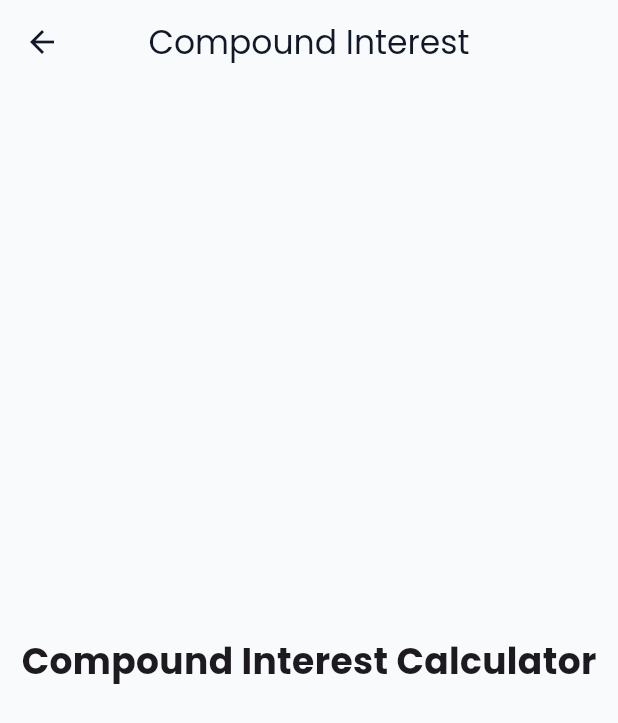
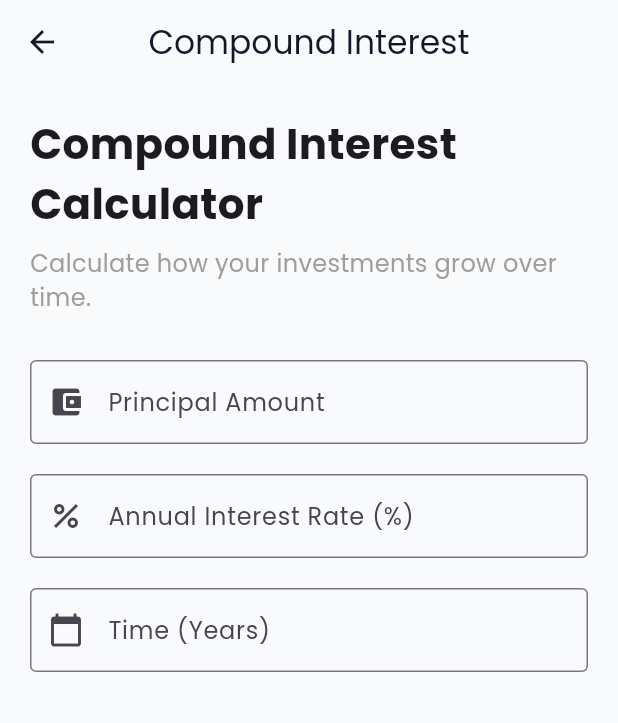
Before and after one commit to tanishgurjar3113-coder/econlab-lite, a Flutter app: the CompoundInterestScreen screen opened directly, on a phone screen of 412 x 824 dp. Shown: the top 723 px of the screen. Run offline on Flutter 3.47's test engine with Material 3 defaults, Android fonts, the phone set to English and light mode, and no system bars; our stand-ins replace google_fonts.

Commit message:
Added initial compound interest calculator UI

```diff
--- a/lib/screens/compound_interest/compound_interest_screen.dart
+++ b/lib/screens/compound_interest/compound_interest_screen.dart
@@ -1,7 +1,30 @@
 import 'package:flutter/material.dart';
 
-class CompoundInterestScreen extends StatelessWidget {
+class CompoundInterestScreen extends StatefulWidget {
   const CompoundInterestScreen({super.key});
+
+  @override
+  State<CompoundInterestScreen> createState() => _CompoundInterestScreenState();
+}
+
+class _CompoundInterestScreenState extends State<CompoundInterestScreen> {
+
+  //Controllers
+  final TextEditingController principalController = TextEditingController();
+  final TextEditingController rateController = TextEditingController();
+  final TextEditingController timeController = TextEditingController();
+
+  double futureValue = 0.0;
+
+  int frequency = 1;
+
+  @override
+  void dispose() {
+    principalController.dispose();
+    rateController.dispose();
+    timeController.dispose();
+    super.dispose();
+  }
 
   @override
   Widget build(BuildContext context) {
@@ -9,13 +32,69 @@ class CompoundInterestScreen extends StatelessWidget {
       appBar: AppBar(
         title: const Text("Compound Interest"),
       ),
-      body: const Center(
-        child: Text(
-          "Compound Interest Calculator",
-          style: TextStyle(
-            fontSize: 24,
-            fontWeight: FontWeight.bold,
-          ),
+      body: SingleChildScrollView(
+        padding: const EdgeInsets.all(20),
+        child: Column(
+          crossAxisAlignment: CrossAxisAlignment.start,
+          children: [
+            const Text(
+              "Compound Interest Calculator",
+              style: TextStyle(
+                fontSize: 28,
+                fontWeight: FontWeight.bold,
+              ),
+            ),
+
+            const SizedBox(height: 8),
+
+            const Text(
+              "Calculate how your investments grow over time.",
+              style: TextStyle(
+                fontSize: 16,
+                color: Colors.grey,
+              ),
+            ),
+
+          // Principal Amount Field
+            const SizedBox(height: 30),
+
+            TextField(
+              controller: principalController,
+              keyboardType: TextInputType.number,
+              decoration: const InputDecoration(
+                labelText: "Principal Amount",
+                prefixIcon: Icon(Icons.account_balance_wallet),
+                border: OutlineInputBorder(),
+              ),
+            ),
+
+            const SizedBox(height: 20),
+
+            // Interest Rate Field
+            TextField(
+              controller: rateController,
+              keyboardType: TextInputType.number,
+              decoration: const InputDecoration(
+                labelText: "Annual Interest Rate (%)",
+                prefixIcon: Icon(Icons.percent),
+                border: OutlineInputBorder(),
+              ),
+            ),
+
+            const SizedBox(height: 20),
+
+            // Time Field
+            TextField(
+              controller: timeController,
+              keyboardType: TextInputType.number,
+              decoration: const InputDecoration(
+                labelText: "Time (Years)",
+                prefixIcon: Icon(Icons.calendar_today),
+                border: OutlineInputBorder(),
+              ),
+            ),
+
+          ],
         ),
       ),
     );
```
